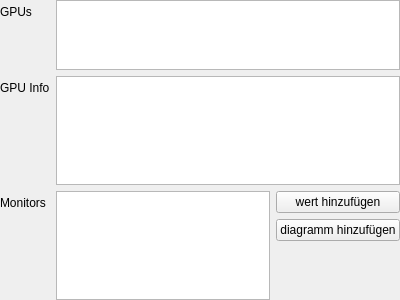
First picture: the form in settingsframe.ui, repository JackLeEmmerdeur/knfancurve, before the edit.
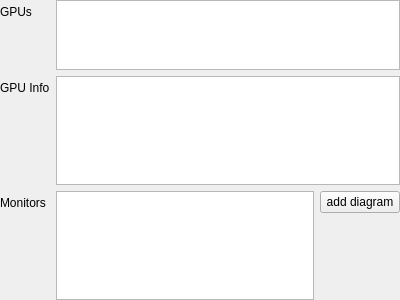
Second picture: the form after the edit.

Commit message: Translations (unfinished) Configurable Graphs

```diff
--- a/settingsframe.ui
+++ b/settingsframe.ui
@@ -65,18 +65,14 @@
          <item>
           <layout class="QVBoxLayout" name="verticalLayout_2">
            <item>
-            <widget class="QPushButton" name="addMonitorValueBtn">
+            <widget class="QPushButton" name="addGraphBtn">
              <property name="text">
-              <string>wert hinzufügen</string>
+              <string>add diagram</string>
              </property>
             </widget>
            </item>
            <item>
-            <widget class="QPushButton" name="addGraphBtn">
-             <property name="text">
-              <string>diagramm hinzufügen</string>
-             </property>
-            </widget>
+            <layout class="QFormLayout" name="diagramConfigFormLayout"/>
            </item>
            <item>
             <spacer name="verticalSpacer">
```
The commit also changes 17 other files.
